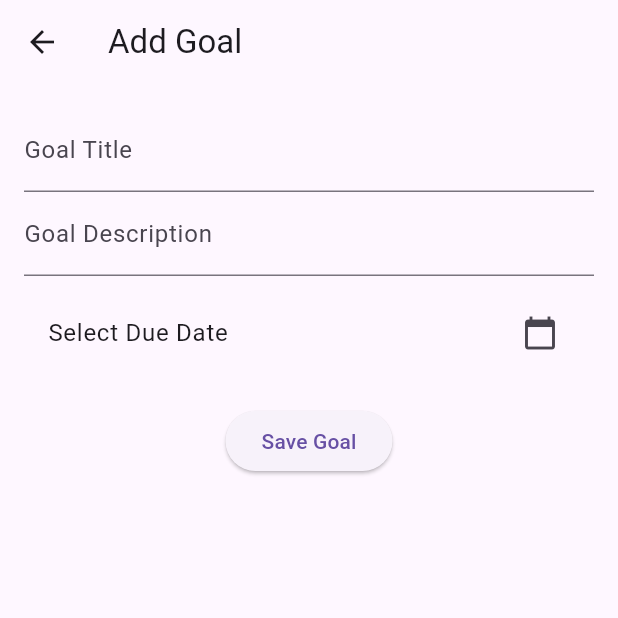
After one commit to mariyajoseph2002/mca_mainproj, a Flutter app: the AddEditGoalScreen screen opened directly, on a phone screen of 412 x 824 dp, the top half of it. The commit adds this screen. Run offline on Flutter 3.47's test engine with Material 3 defaults, Android fonts, the phone set to English and light mode, and no system bars; our stand-ins replace cloud_firestore, firebase_auth, firebase_core, firebase_messaging, flutter_local_notifications, image_picker and 4 more; missing offline and left inert: google_mlkit_text_recognition, tflite_flutter; accounts and stored records are empty.

Commit message:
goal set partially implemented

```diff
--- /dev/null
+++ b/lib/add_edit_goal_screen.dart
@@ -0,0 +1,95 @@
+import 'package:flutter/material.dart';
+import 'package:cloud_firestore/cloud_firestore.dart';
+
+class AddEditGoalScreen extends StatefulWidget {
+  final String? goalId; // Null if adding a new goal
+  final Map<String, dynamic>? goalData;
+
+  AddEditGoalScreen({this.goalId, this.goalData});
+
+  @override
+  _AddEditGoalScreenState createState() => _AddEditGoalScreenState();
+}
+
+class _AddEditGoalScreenState extends State<AddEditGoalScreen> {
+  final TextEditingController titleController = TextEditingController();
+  final TextEditingController descriptionController = TextEditingController();
+  DateTime? selectedDueDate;
+
+  @override
+  void initState() {
+    super.initState();
+    if (widget.goalData != null) {
+      titleController.text = widget.goalData!['title'] ?? '';
+      descriptionController.text = widget.goalData!['description'] ?? '';
+      selectedDueDate = (widget.goalData!['dueDate'] as Timestamp?)?.toDate();
+    }
+  }
+
+  Future<void> saveGoal() async {
+    final goalData = {
+      'title': titleController.text,
+      'description': descriptionController.text,
+      'progress': widget.goalData?['progress'] ?? 0, // Keep progress
+      'createdAt': widget.goalData?['createdAt'] ?? FieldValue.serverTimestamp(), // Set createdAt only if new
+      'dueDate': selectedDueDate != null ? Timestamp.fromDate(selectedDueDate!) : null,
+    };
+
+    if (widget.goalId == null) {
+      // New goal
+      await FirebaseFirestore.instance.collection('goals').add(goalData);
+    } else {
+      // Update existing goal
+      await FirebaseFirestore.instance.collection('goals').doc(widget.goalId).update(goalData);
+    }
+
+    Navigator.pop(context);
+  }
+
+  @override
+  Widget build(BuildContext context) {
+    return Scaffold(
+      appBar: AppBar(title: Text(widget.goalId == null ? "Add Goal" : "Edit Goal")),
+      body: Padding(
+        padding: EdgeInsets.all(16.0),
+        child: Column(
+          children: [
+            TextField(
+              controller: titleController,
+              decoration: InputDecoration(labelText: "Goal Title"),
+            ),
+            TextField(
+              controller: descriptionController,
+              decoration: InputDecoration(labelText: "Goal Description"),
+            ),
+            SizedBox(height: 10),
+            ListTile(
+              title: Text(selectedDueDate == null
+                  ? "Select Due Date"
+                  : "Due Date: ${selectedDueDate!.toLocal()}"),
+              trailing: Icon(Icons.calendar_today),
+              onTap: () async {
+                DateTime? pickedDate = await showDatePicker(
+                  context: context,
+                  initialDate: DateTime.now(),
+                  firstDate: DateTime.now(),
+                  lastDate: DateTime(2100),
+                );
+                if (pickedDate != null) {
+                  setState(() {
+                    selectedDueDate = pickedDate;
+                  });
+                }
+              },
+            ),
+            SizedBox(height: 20),
+            ElevatedButton(
+              onPressed: saveGoal,
+              child: Text("Save Goal"),
+            ),
+          ],
+        ),
+      ),
+    );
+  }
+}
--- a/lib/main.dart
+++ b/lib/main.dart
@@ -38,6 +38,7 @@ Future<void> main() async {
   await Firebase.initializeApp();
   requestNotificationPermission();
   initializeNotifications();
+  WidgetsFlutterBinding.ensureInitialized();
   await NotificationService.initialize();
   runApp(const MyApp());
 }
--- a/lib/ocr_service.dart
+++ b/lib/ocr_service.dart
@@ -397,7 +397,8 @@ class OCRService {
   // 🔹 Schedule Medicine Reminders
   for (var med in medications) {
     if (med['dosage']!.isNotEmpty) {
-      DateTime reminderTime = DateTime.now().add(Duration(hours: 1)); // Example: Notify in 1 hour
+      DateTime reminderTime = DateTime.now().add(Duration(seconds: 5));
+      print("⏰ Reminder Set: Take ${med['name']} - ${med['dosage']} for ${med['duration']} at $reminderTime");// Example: Notify in 1 hour
       NotificationService.scheduleNotification(
         medications.indexOf(med),
         "Time to take ${med['name']}",
--- a/pubspec.yaml
+++ b/pubspec.yaml
@@ -48,6 +48,7 @@ dependencies:
   firebase_messaging: ^15.2.4
   flutter_local_notifications: ^18.0.1
   timezone: ^0.9.2
+  percent_indicator: ^4.2.4
 
 dev_dependencies:
   flutter_test:
```
Also changed, not shown: lib/customer.dart (+10 -1 lines), lib/goal_detail_screen.dart (added, +162 -0 lines), lib/goal_list_screen.dart (added, +121 -0 lines), pubspec.lock.
